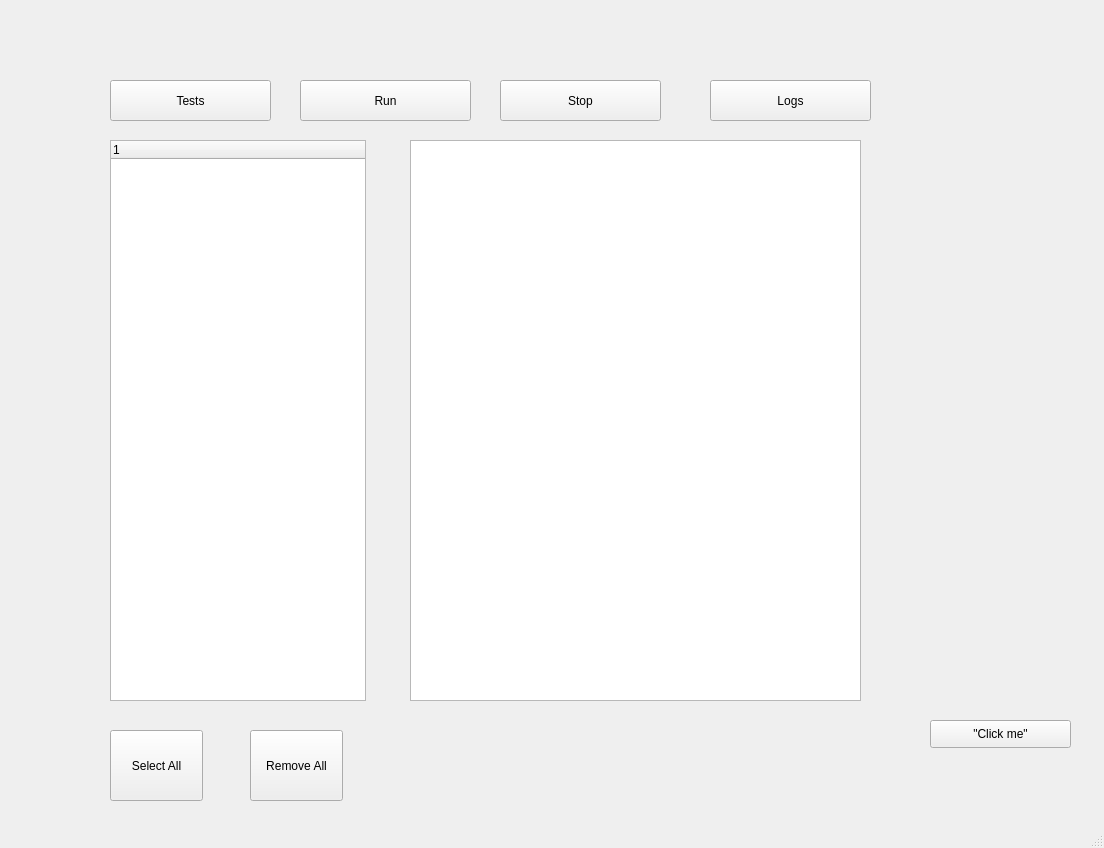
Old version of the form ui_mainWindow.ui in the repository DoronCohen1997/Python_Project.
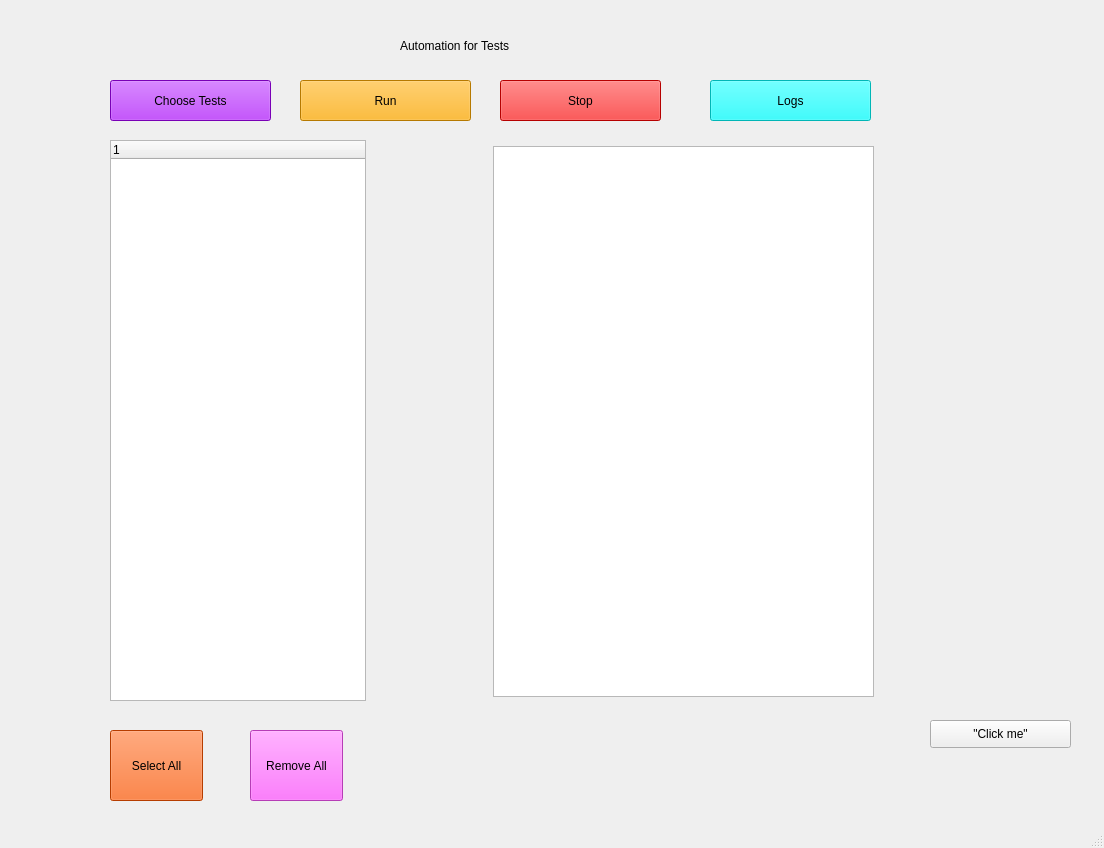
New version of the form.

```diff
--- a/ui_mainWindow.ui
+++ b/ui_mainWindow.ui
@@ -36,8 +36,12 @@
       <height>41</height>
      </rect>
     </property>
+    <property name="styleSheet">
+     <string notr="true">background-color: rgb(170, 0, 255);
+font: 75 10pt &quot;MS Shell Dlg 2&quot;;</string>
+    </property>
     <property name="text">
-     <string>Tests</string>
+     <string>Choose Tests</string>
     </property>
    </widget>
    <widget class="QPushButton" name="btn_run">
@@ -49,6 +53,10 @@
       <height>41</height>
      </rect>
     </property>
+    <property name="styleSheet">
+     <string notr="true">font: 75 10pt &quot;MS Shell Dlg 2&quot;;
+background-color: rgb(255, 170, 0);</string>
+    </property>
     <property name="text">
      <string>Run</string>
     </property>
@@ -62,6 +70,10 @@
       <height>41</height>
      </rect>
     </property>
+    <property name="styleSheet">
+     <string notr="true">background-color: rgb(255, 0, 0);
+font: 75 10pt &quot;MS Shell Dlg 2&quot;;</string>
+    </property>
     <property name="text">
      <string>Stop</string>
     </property>
@@ -75,20 +87,14 @@
       <height>41</height>
      </rect>
     </property>
+    <property name="styleSheet">
+     <string notr="true">background-color: rgb(0, 255, 255);
+font: 75 10pt &quot;MS Shell Dlg 2&quot;;</string>
+    </property>
     <property name="text">
      <string>Logs</string>
     </property>
    </widget>
-   <widget class="QPlainTextEdit" name="plainTextEdit">
-    <property name="geometry">
-     <rect>
-      <x>410</x>
-      <y>140</y>
-      <width>451</width>
-      <height>561</height>
-     </rect>
-    </property>
-   </widget>
    <widget class="QTreeWidget" name="testslist">
     <property name="geometry">
      <rect>
@@ -113,6 +119,10 @@
       <height>71</height>
      </rect>
     </property>
+    <property name="styleSheet">
+     <string notr="true">font: 75 10pt &quot;MS Shell Dlg 2&quot;;
+background-color: rgb(255, 85, 255);</string>
+    </property>
     <property name="text">
      <string>Remove All</string>
     </property>
@@ -126,10 +136,40 @@
       <height>71</height>
      </rect>
     </property>
+    <property name="styleSheet">
+     <string notr="true">font: 75 10pt &quot;MS Shell Dlg 2&quot;;
+background-color: rgb(255, 85, 0);</string>
+    </property>
     <property name="text">
      <string>Select All</string>
     </property>
    </widget>
+   <widget class="QTextEdit" name="textEdit">
+    <property name="geometry">
+     <rect>
+      <x>493</x>
+      <y>146</y>
+      <width>381</width>
+      <height>551</height>
+     </rect>
+    </property>
+   </widget>
+   <widget class="QLabel" name="label">
+    <property name="geometry">
+     <rect>
+      <x>400</x>
+      <y>30</y>
+      <width>511</width>
+      <height>31</height>
+     </rect>
+    </property>
+    <property name="styleSheet">
+     <string notr="true">font: 75 16pt &quot;MS Shell Dlg 2&quot;;</string>
+    </property>
+    <property name="text">
+     <string>Automation for Tests</string>
+    </property>
+   </widget>
   </widget>
   <widget class="QMenuBar" name="menubar">
    <property name="geometry">
```
